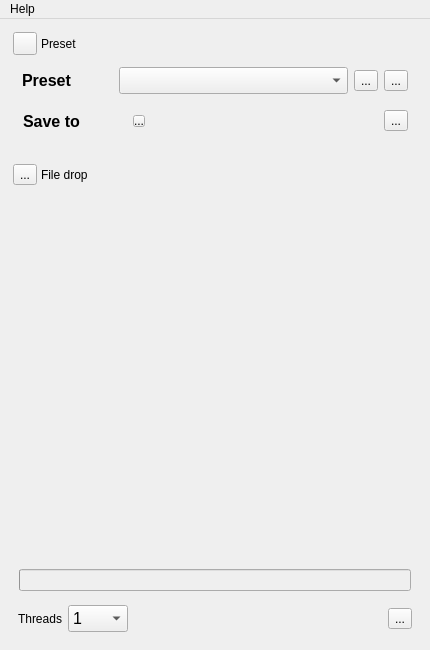
Qt form automator.ui (mikaelsundell/automator) before a commit.
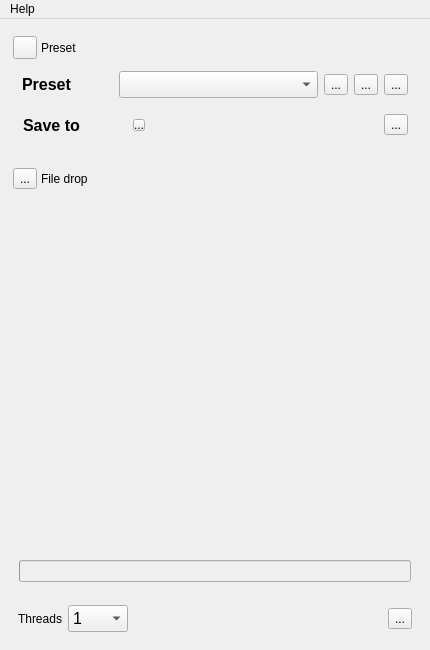
The same form after that commit. Icons and pictures are not drawn. Custom widgets are drawn as their Qt base class.

What changed in the file:
```diff
--- a/automator.ui
+++ b/automator.ui
@@ -49,7 +49,7 @@
         <number>0</number>
        </property>
        <property name="topMargin">
-        <number>0</number>
+        <number>4</number>
        </property>
        <property name="rightMargin">
         <number>0</number>
@@ -332,6 +332,33 @@
               </property>
              </widget>
             </item>
+            <item>
+             <spacer name="horizontalSpacer_6">
+              <property name="orientation">
+               <enum>Qt::Horizontal</enum>
+              </property>
+              <property name="sizeType">
+               <enum>QSizePolicy::Fixed</enum>
+              </property>
+              <property name="sizeHint" stdset="0">
+               <size>
+                <width>4</width>
+                <height>20</height>
+               </size>
+              </property>
+             </spacer>
+            </item>
+            <item>
+             <widget class="QToolButton" name="openPreset">
+              <property name="text">
+               <string>...</string>
+              </property>
+              <property name="icon">
+               <iconset resource="automator.qrc">
+                <normaloff>:/icons/resources/File.png</normaloff>:/icons/resources/File.png</iconset>
+              </property>
+             </widget>
+            </item>
             <item>
              <spacer name="horizontalSpacer_5">
               <property name="orientation">
@@ -359,8 +386,8 @@
               </property>
               <property name="iconSize">
                <size>
-                <width>14</width>
-                <height>14</height>
+                <width>16</width>
+                <height>16</height>
                </size>
               </property>
              </widget>
@@ -587,6 +614,21 @@
             </spacer>
            </item>
            <item>
+            <widget class="QWidget" name="widget_3" native="true">
+             <property name="minimumSize">
+              <size>
+               <width>0</width>
+               <height>0</height>
+              </size>
+             </property>
+             <layout class="QVBoxLayout" name="verticalLayout_3">
+              <property name="leftMargin">
+               <number>0</number>
+              </property>
+              <property name="rightMargin">
+               <number>0</number>
+              </property>
+              <item>
             <widget class="QProgressBar" name="fileprogress">
              <property name="enabled">
               <bool>false</bool>
@@ -597,6 +639,9 @@
                <verstretch>0</verstretch>
               </sizepolicy>
              </property>
+                <property name="maximum">
+                 <number>1</number>
+                </property>
              <property name="value">
               <number>0</number>
              </property>
@@ -606,6 +651,9 @@
             </widget>
            </item>
           </layout>
+            </widget>
+           </item>
+          </layout>
          </item>
          <item>
           <widget class="QWidget" name="widget" native="true">
```
Left out of the diff: 4 changed lines with no effect on the pictures. Lines whose indentation alone changed are shown as unchanged.
